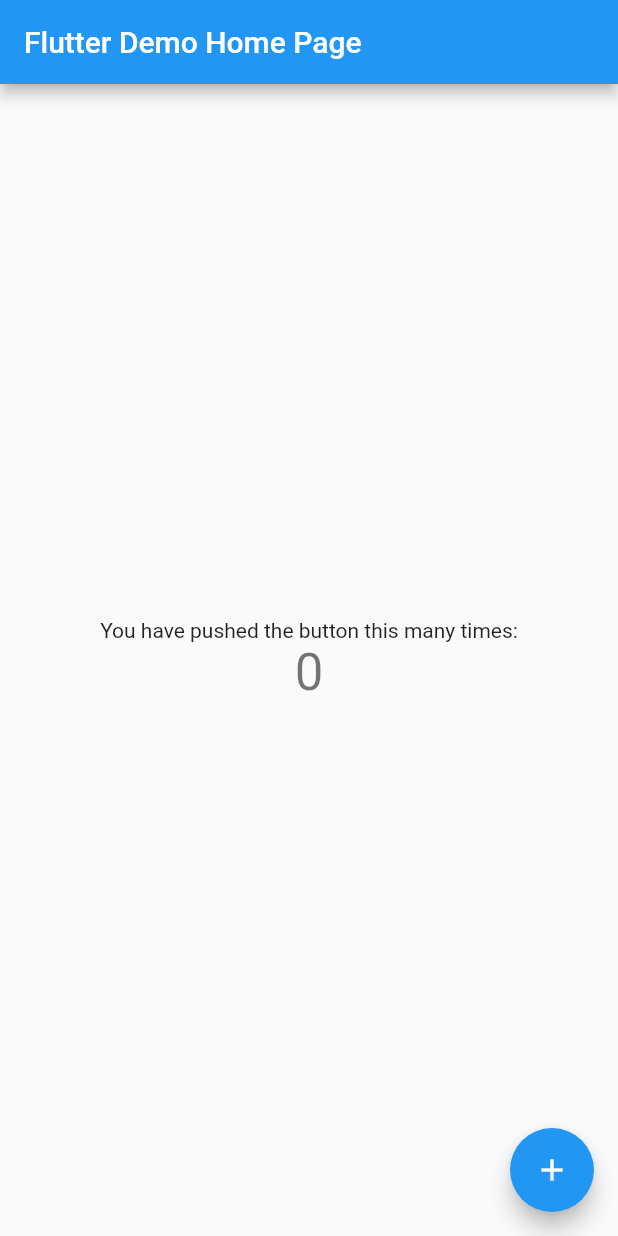
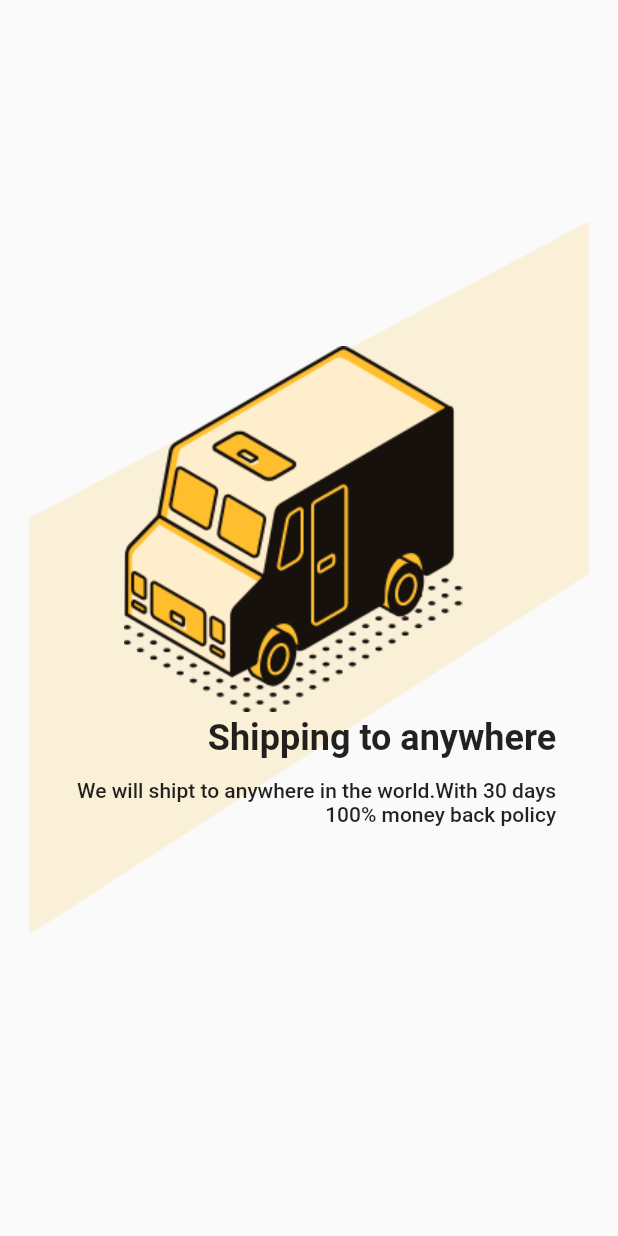
Before and after one commit to PrabeshPP/my_shop, a Flutter app: the screen it shows after launch, on a phone screen of 412 x 824 dp. Run offline on Flutter 3.47's test engine with Material 2 defaults, Android fonts, the phone set to English and light mode, and no system bars.

Commit message:
onboarding page added

```diff
--- a/lib/main.dart
+++ b/lib/main.dart
@@ -1,115 +1,24 @@
 import 'package:flutter/material.dart';
+import 'package:my_shop/utils/theme.dart';
+import 'package:my_shop/views/onboarding_screen/onboarding_page_2.dart';
+import 'package:my_shop/views/onboarding_screen/onboarding_page_3.dart';
 
 void main() {
-  runApp(const MyApp());
+  runApp(
+    const MyApp(),
+  );
 }
 
 class MyApp extends StatelessWidget {
   const MyApp({Key? key}) : super(key: key);
 
-  // This widget is the root of your application.
   @override
   Widget build(BuildContext context) {
     return MaterialApp(
-      title: 'Flutter Demo',
-      theme: ThemeData(
-        // This is the theme of your application.
-        //
-        // Try running your application with "flutter run". You'll see the
-        // application has a blue toolbar. Then, without quitting the app, try
-        // changing the primarySwatch below to Colors.green and then invoke
-        // "hot reload" (press "r" in the console where you ran "flutter run",
-        // or simply save your changes to "hot reload" in a Flutter IDE).
-        // Notice that the counter didn't reset back to zero; the application
-        // is not restarted.
-        primarySwatch: Colors.blue,
-      ),
-      home: const MyHomePage(title: 'Flutter Demo Home Page'),
+      debugShowCheckedModeBanner: false,
+      home: const Page3(),
+      themeMode: ThemeMode.light,
+      theme: MyAppTheme.lightTheme(),
     );
   }
 }
-
-class MyHomePage extends StatefulWidget {
-  const MyHomePage({Key? key, required this.title}) : super(key: key);
-
-  // This widget is the home page of your application. It is stateful, meaning
-  // that it has a State object (defined below) that contains fields that affect
-  // how it looks.
-
-  // This class is the configuration for the state. It holds the values (in this
-  // case the title) provided by the parent (in this case the App widget) and
-  // used by the build method of the State. Fields in a Widget subclass are
-  // always marked "final".
-
-  final String title;
-
-  @override
-  State<MyHomePage> createState() => _MyHomePageState();
-}
-
-class _MyHomePageState extends State<MyHomePage> {
-  int _counter = 0;
-
-  void _incrementCounter() {
-    setState(() {
-      // This call to setState tells the Flutter framework that something has
-      // changed in this State, which causes it to rerun the build method below
-      // so that the display can reflect the updated values. If we changed
-      // _counter without calling setState(), then the build method would not be
-      // called again, and so nothing would appear to happen.
-      _counter++;
-    });
-  }
-
-  @override
-  Widget build(BuildContext context) {
-    // This method is rerun every time setState is called, for instance as done
-    // by the _incrementCounter method above.
-    //
-    // The Flutter framework has been optimized to make rerunning build methods
-    // fast, so that you can just rebuild anything that needs updating rather
-    // than having to individually change instances of widgets.
-    return Scaffold(
-      appBar: AppBar(
-        // Here we take the value from the MyHomePage object that was created by
-        // the App.build method, and use it to set our appbar title.
-        title: Text(widget.title),
-      ),
-      body: Center(
-        // Center is a layout widget. It takes a single child and positions it
-        // in the middle of the parent.
-        child: Column(
-          // Column is also a layout widget. It takes a list of children and
-          // arranges them vertically. By default, it sizes itself to fit its
-          // children horizontally, and tries to be as tall as its parent.
-          //
-          // Invoke "debug painting" (press "p" in the console, choose the
-          // "Toggle Debug Paint" action from the Flutter Inspector in Android
-          // Studio, or the "Toggle Debug Paint" command in Visual Studio Code)
-          // to see the wireframe for each widget.
-          //
-          // Column has various properties to control how it sizes itself and
-          // how it positions its children. Here we use mainAxisAlignment to
-          // center the children vertically; the main axis here is the vertical
-          // axis because Columns are vertical (the cross axis would be
-          // horizontal).
-          mainAxisAlignment: MainAxisAlignment.center,
-          children: <Widget>[
-            const Text(
-              'You have pushed the button this many times:',
-            ),
-            Text(
-              '$_counter',
-              style: Theme.of(context).textTheme.headline4,
-            ),
-          ],
-        ),
-      ),
-      floatingActionButton: FloatingActionButton(
-        onPressed: _incrementCounter,
-        tooltip: 'Increment',
-        child: const Icon(Icons.add),
-      ), // This trailing comma makes auto-formatting nicer for build methods.
-    );
-  }
-}
--- /dev/null
+++ b/lib/utils/theme.dart
@@ -0,0 +1,11 @@
+import 'package:flutter/material.dart';
+import 'package:flutter/services.dart';
+
+class MyAppTheme {
+  static ThemeData lightTheme() => ThemeData(
+      appBarTheme: const AppBarTheme(
+          systemOverlayStyle: SystemUiOverlayStyle(
+              statusBarColor: Colors.transparent,
+              statusBarBrightness: Brightness.light,
+              statusBarIconBrightness: Brightness.dark)));
+}
--- /dev/null
+++ b/lib/views/onboarding_screen/onboarding_page_3.dart
@@ -0,0 +1,67 @@
+import 'package:flutter/material.dart';
+
+class Page3 extends StatelessWidget {
+  const Page3({Key? key}) : super(key: key);
+
+  @override
+  Widget build(BuildContext context) {
+    Size size = MediaQuery.of(context).size;
+    String headlineText = "Shipping to anywhere";
+    String bodyText =
+        "We will shipt to anywhere in the world.With 30 days 100% money back policy";
+    return Scaffold(
+      extendBodyBehindAppBar: true,
+      body: Stack(
+        children: [
+          SizedBox(
+            height: size.height,
+            width: size.width,
+          ),
+          Positioned(
+            top: size.height * 0.15,
+            child: Image.asset(
+              "assets/background.png",
+              width: size.width,
+            ),
+          ),
+          Positioned(
+            top: size.height * 0.28,
+            left: size.width * 0.2,
+            child: Image.asset(
+              "assets/secondScreen.png",
+            ),
+          ),
+          Positioned(
+            top: size.height * 0.58,
+            right: size.width * 0.1,
+            child: textWidget(
+              size.width * 0.6,
+              headlineText,
+              Theme.of(context)
+                  .textTheme
+                  .headlineSmall!
+                  .copyWith(fontWeight: FontWeight.bold),
+            ),
+          ),
+          Positioned(
+            top: size.height * 0.63,
+            right: size.width * 0.1,
+            child: textWidget(size.width * 0.8, bodyText,
+                Theme.of(context).textTheme.bodyLarge!),
+          ),
+        ],
+      ),
+    );
+  }
+}
+
+Widget textWidget(double width, String text, TextStyle txtStyle) {
+  return SizedBox(
+    width: width,
+    child: Text(
+      text,
+      style: txtStyle,
+      textDirection: TextDirection.rtl,
+    ),
+  );
+}
--- a/pubspec.yaml
+++ b/pubspec.yaml
@@ -58,8 +58,8 @@ flutter:
   uses-material-design: true
 
   # To add assets to your application, add an assets section, like this:
-  # assets:
-  #   - images/a_dot_burr.jpeg
+  assets:
+    - assets/
   #   - images/a_dot_ham.jpeg
 
   # An image asset can refer to one or more resolution-specific "variants", see
```
Also changed, not shown: lib/views/onboarding_screen/onboarding_page_1.dart (added, +68 -0 lines), lib/views/onboarding_screen/onboarding_page_2.dart (added, +67 -0 lines).
